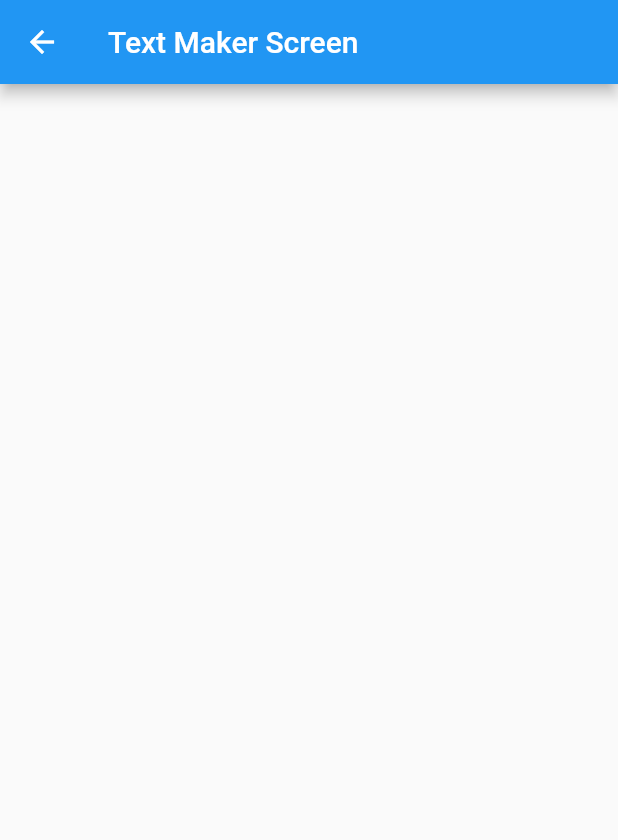
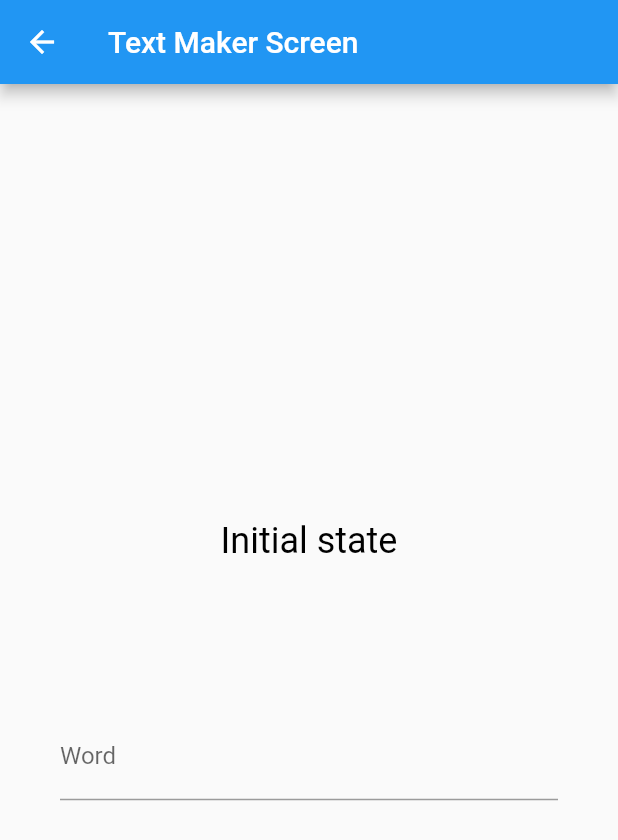
Before and after one commit to solihdev/working_with_bloc, a Flutter app: the screen it shows after launch, after a tap on "Text Maker Screen", on a phone screen of 412 x 824 dp. Shown: the top 840 px of the screen. Run offline on Flutter 3.47's test engine with Material 2 defaults, Android fonts, the phone set to English and light mode, and no system bars; our stand-ins replace flutter_bloc.

Commit message:
some changes

```diff
--- a/lib/bloc/text_maker/text_maker_state.dart
+++ b/lib/bloc/text_maker/text_maker_state.dart
@@ -14,8 +14,8 @@ class LowercaseConverterState extends TextMakerState {
   String lowercaseConverterResult = "";
 }
 
-class UpperConverterState extends TextMakerState {
-  UpperConverterState(this.uppercaseConverterResult);
+class UppercaseConverterState extends TextMakerState {
+  UppercaseConverterState(this.uppercaseConverterResult);
 
   String uppercaseConverterResult = "";
 }
--- a/lib/main.dart
+++ b/lib/main.dart
@@ -1,6 +1,7 @@
 import 'package:flutter/material.dart';
 import 'package:flutter_bloc/flutter_bloc.dart';
 import 'package:working_with_bloc/bloc/area_calculator/area_calc_cubit.dart';
+import 'package:working_with_bloc/bloc/text_maker/text_maker_cubit.dart';
 import 'package:working_with_bloc/ui/main_screen/main_screen.dart';
 
 void main() {
@@ -8,6 +9,7 @@ void main() {
     MultiBlocProvider(
       providers: [
         BlocProvider(create: (context) => AreaCalcCubit()),
+        BlocProvider(create: (context) => TextMakerCubit()),
       ],
       child: const MyApp(),
     ),
--- a/lib/ui/text_maker_screen/text_maker_screen.dart
+++ b/lib/ui/text_maker_screen/text_maker_screen.dart
@@ -1,14 +1,69 @@
 import 'package:flutter/material.dart';
+import 'package:flutter_bloc/flutter_bloc.dart';
+import 'package:working_with_bloc/bloc/text_maker/text_maker_cubit.dart';
+import 'package:working_with_bloc/bloc/text_maker/text_maker_state.dart';
 
 class TextMakerScreen extends StatelessWidget {
   const TextMakerScreen({Key? key}) : super(key: key);
 
   @override
   Widget build(BuildContext context) {
+
+    TextEditingController MyTextController = TextEditingController();
+
     return Scaffold(
       appBar: AppBar(
         title: const Text("Text Maker Screen"),
       ),
+      body: Column(
+        mainAxisAlignment: MainAxisAlignment.center,
+        children: [
+          BlocBuilder<TextMakerCubit, TextMakerState>(builder: (context,state){
+            if(state is UppercaseConverterState){
+              return Text(
+                "Upper cases: ${state.uppercaseConverterResult}",
+                style: const TextStyle(
+                  fontSize: 24,
+                  color: Colors.black,
+                ),
+              );
+            }
+            else if(state is LowercaseConverterState){
+              return Text(
+                "Lower cases: ${state.lowercaseConverterResult}",
+                style: const TextStyle(
+                  fontSize: 24,
+                  color: Colors.black,
+                ),
+              );
+            }
+            return const Text(
+              "Initial state",
+              style: TextStyle(
+                fontSize: 24,
+                color: Colors.black,
+              ),
+            );
+          }),
+          const SizedBox(height: 100,),
+          Padding(
+            padding: const EdgeInsets.only(left: 40,right: 40),
+            child: TextFormField(
+              decoration: const InputDecoration(
+                hintText: "Enter the text",
+                labelText: "Word",
+              ),
+              onChanged: (value){
+                BlocProvider.of<TextMakerCubit>(context).uppercaseConverter(value);
+              },
+              controller: MyTextController,
+              onSaved: (String? value) {
+              },
+            ),
+          ),
+
+        ],
+      )
     );
   }
 }
```
